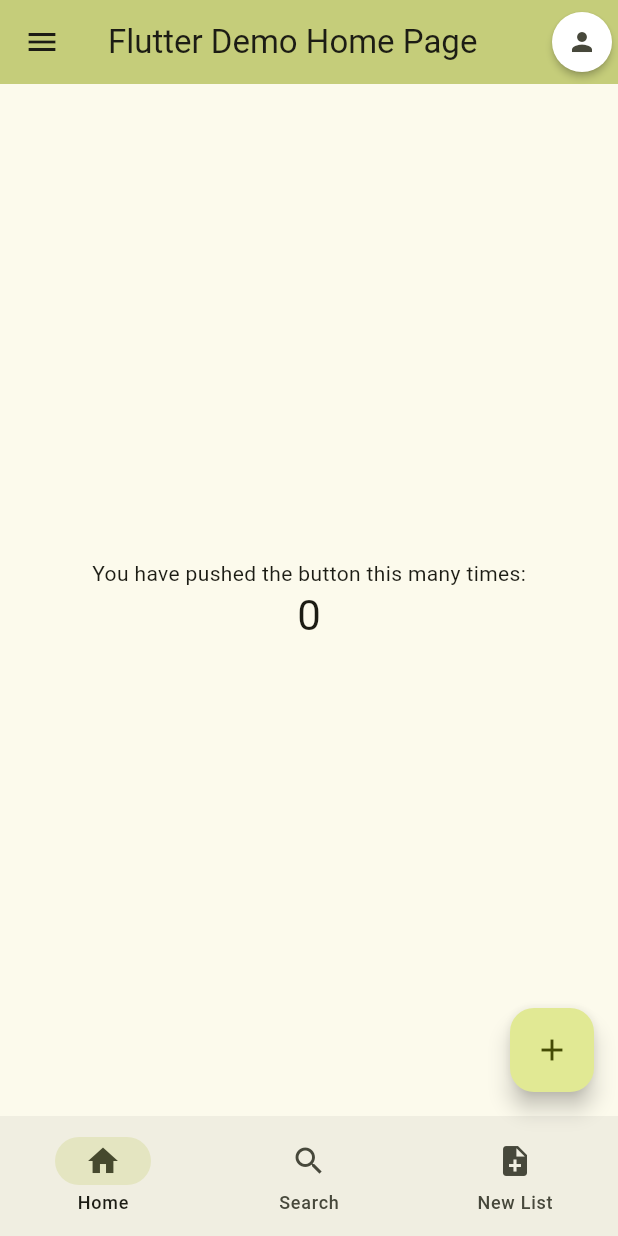
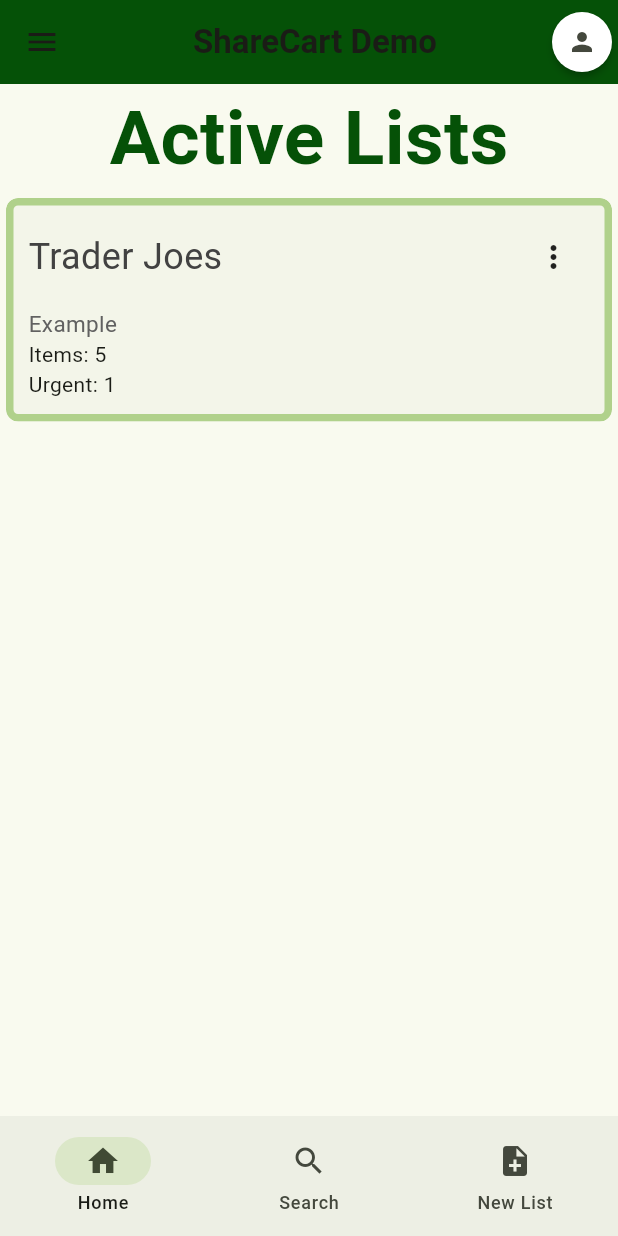
Before and after one commit to jonathanburt/ShareCart, a Flutter app: the screen it shows after launch, on a phone screen of 412 x 824 dp. Run offline on Flutter 3.47's test engine with Material 3 defaults, Android fonts, the light colour scheme and no system bars.

Commit message:
Very basic components for the demo

```diff
--- a/share_cart_flutter/lib/main.dart
+++ b/share_cart_flutter/lib/main.dart
@@ -32,17 +32,19 @@
           //
           // This works for code too, not just values: Most code changes can be
           // tested with just a hot reload.
-          colorScheme: ColorScheme.fromSeed(seedColor: Colors.lime),
+          colorScheme: ColorScheme.fromSeed(seedColor: const Color.fromARGB(255, 82, 127, 34),
+            primary: const Color.fromARGB(255, 5, 81, 7)),
           useMaterial3: true,
         ),
-        home: const MyHomePage(title: 'Flutter Demo Home Page'),
+        home: const MyHomePage(title: 'ShareCart Demo'),
       ),
     );
   }
 }
 
 class MyAppState extends ChangeNotifier {
-
+ int tjItems = 5;
+ int tjUrgent = 1;
 }
 
 
@@ -66,26 +68,15 @@
 
 class _MyHomePageState extends State<MyHomePage> {
   int _counter = 0;
-
   void _incrementCounter() {
     setState(() {
-      // This call to setState tells the Flutter framework that something has
-      // changed in this State, which causes it to rerun the build method below
-      // so that the display can reflect the updated values. If we changed
-      // _counter without calling setState(), then the build method would not be
-      // called again, and so nothing would appear to happen.
       _counter++;
     });
   }
 
   @override
   Widget build(BuildContext context) {
-    // This method is rerun every time setState is called, for instance as done
-    // by the _incrementCounter method above.
-    //
-    // The Flutter framework has been optimized to make rerunning build methods
-    // fast, so that you can just rebuild anything that needs updating rather
-    // than having to individually change instances of widgets.
+    final theme = Theme.of(context);
     return Scaffold(
       //AppBar Widget contains the Profile Button
       appBar: AppBar(
@@ -104,13 +95,10 @@
             ),
           ),
         ],
-        // TRY THIS: Try changing the color here to a specific color (to
-        // Colors.amber, perhaps?) and trigger a hot reload to see the AppBar
-        // change color while the other colors stay the same.
-        backgroundColor: Theme.of(context).colorScheme.inversePrimary,
-        // Here we take the value from the MyHomePage object that was created by
-        // the App.build method, and use it to set our appbar title.
-        title: Text(widget.title),
+        backgroundColor: theme.primaryColor,
+        title: Center(child: Text(widget.title, style: TextStyle(
+          fontWeight: FontWeight.bold
+        ),)),
       ),
       bottomNavigationBar: NavigationBar(
         destinations: [
@@ -132,53 +120,111 @@
           children: [
             const DrawerHeader(
               decoration: BoxDecoration(
-                color: Colors.blue,
+                gradient: LinearGradient(colors: [Colors.amber, Colors.red]),
               ),
               child: Text('Drawer Header'),
             ),
             ListTile(
-              title: const Text('Item 1'),
+              title: const Text('Roomies'),
             ),
             ListTile(
-              title: const Text('Item 2'),
+              title: const Text('Family'),
             )
           ],
         ),
       ),
       body: Center(
-        // Center is a layout widget. It takes a single child and positions it
-        // in the middle of the parent.
-        child: Column(
-          // Column is also a layout widget. It takes a list of children and
-          // arranges them vertically. By default, it sizes itself to fit its
-          // children horizontally, and tries to be as tall as its parent.
-          //
-          // Column has various properties to control how it sizes itself and
-          // how it positions its children. Here we use mainAxisAlignment to
-          // center the children vertically; the main axis here is the vertical
-          // axis because Columns are vertical (the cross axis would be
-          // horizontal).
-          //
-          // TRY THIS: Invoke "debug painting" (choose the "Toggle Debug Paint"
-          // action in the IDE, or press "p" in the console), to see the
-          // wireframe for each widget.
-          mainAxisAlignment: MainAxisAlignment.center,
+        child: ListView(
           children: <Widget>[
-            const Text(
-              'You have pushed the button this many times:',
+            Center(
+              child: Text('Active Lists', style: TextStyle(
+                fontSize: 50,
+                fontWeight: FontWeight.bold,
+                color: theme.primaryColor
+              ),),
             ),
-            Text(
-              '$_counter',
-              style: Theme.of(context).textTheme.headlineMedium,
-            ),
+            ListCard(
+              theme: theme,
+              listName: 'Trader Joes'),
+            // const Text(
+            //   'You have pushed the button this many times:',
+            // ),
+            // Text(
+            //   '$_counter',
+            //   style: Theme.of(context).textTheme.headlineMedium,
+            // ),
           ],
         ),
       ),
-      floatingActionButton: FloatingActionButton(
-        onPressed: _incrementCounter,
-        tooltip: 'Increment',
-        child: const Icon(Icons.add),
-      ), // This trailing comma makes auto-formatting nicer for build methods.
+      // floatingActionButton: FloatingActionButton(
+      //   onPressed: _incrementCounter,
+      //   tooltip: 'Increment',
+      //   child: const Icon(Icons.add),
+      // ), // This trailing comma makes auto-formatting nicer for build methods.
     );
   }
 }
+
+class ListCard extends StatelessWidget {
+  const ListCard({
+    super.key,
+    required this.theme,
+    required this.listName
+  });
+
+  final ThemeData theme;
+  final String listName;
+
+  @override
+  Widget build(BuildContext context) {
+    var appState = context.watch<MyAppState>();
+    int items = appState.tjItems;
+    int tjUrgent = appState.tjUrgent;
+    return Card(
+      shape: RoundedRectangleBorder(
+        borderRadius: BorderRadius.circular(8),
+        side: BorderSide(color: theme.colorScheme.inversePrimary, width: 5)
+      ),
+      elevation: 0,
+      clipBehavior: Clip.antiAliasWithSaveLayer,
+      child: Column(
+        crossAxisAlignment: CrossAxisAlignment.start,
+        children: <Widget>[
+          Container(
+            padding: const EdgeInsets.all(15),
+            child: Column(
+              crossAxisAlignment: CrossAxisAlignment.start,
+              children: <Widget>[
+                Row(
+                  children: [
+                    Text(listName, style: TextStyle(
+                      fontSize: 24,
+                      color: Colors.grey[800]
+                    ),),
+                    const Spacer(),
+                    PopupMenuButton<String>(
+                      itemBuilder: (BuildContext context){
+                        return {'Edit List', 'Remove List'}.map((String choice){
+                          return PopupMenuItem<String>(
+                            value: choice,
+                            child: Text(choice),
+                          );
+                        }).toList();
+                      },
+                    ),
+                  ],
+                ),
+                Container(height: 10),
+                Text("Example", style: TextStyle(
+                  fontSize: 15, color: Colors.grey[700]
+                ),),
+                Text('Items: $items'),
+                Text('Urgent: $tjUrgent')
+              ],
+            ),
+          ),
+        ],
+      ),
+    );
+  }
+}
```
